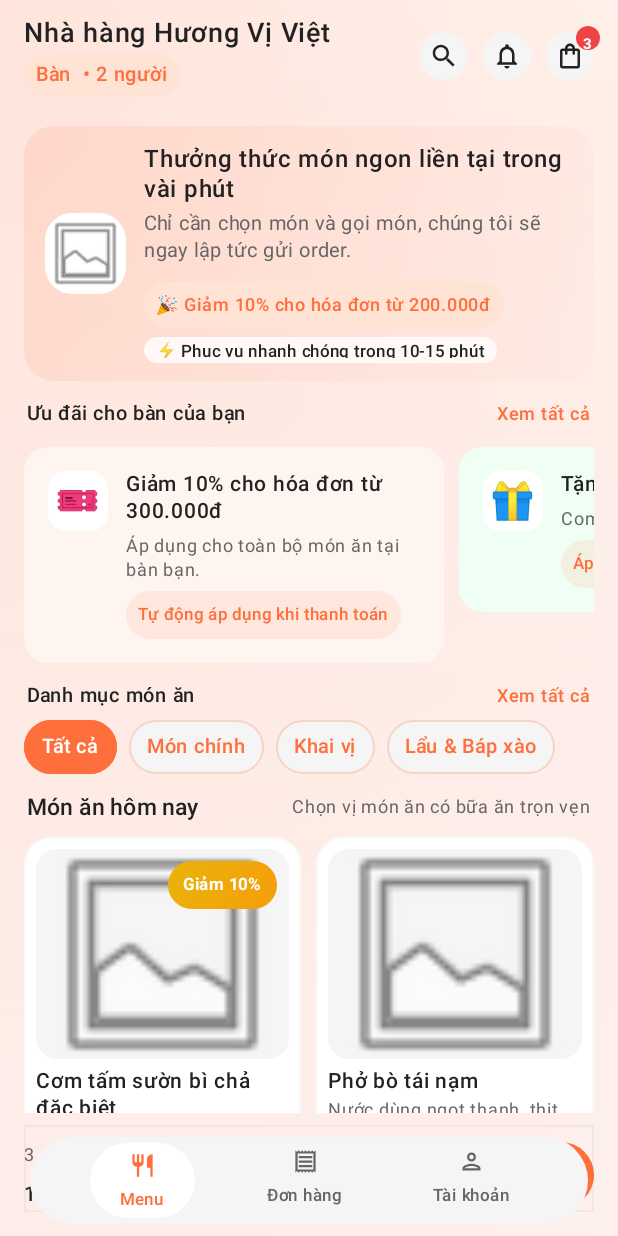
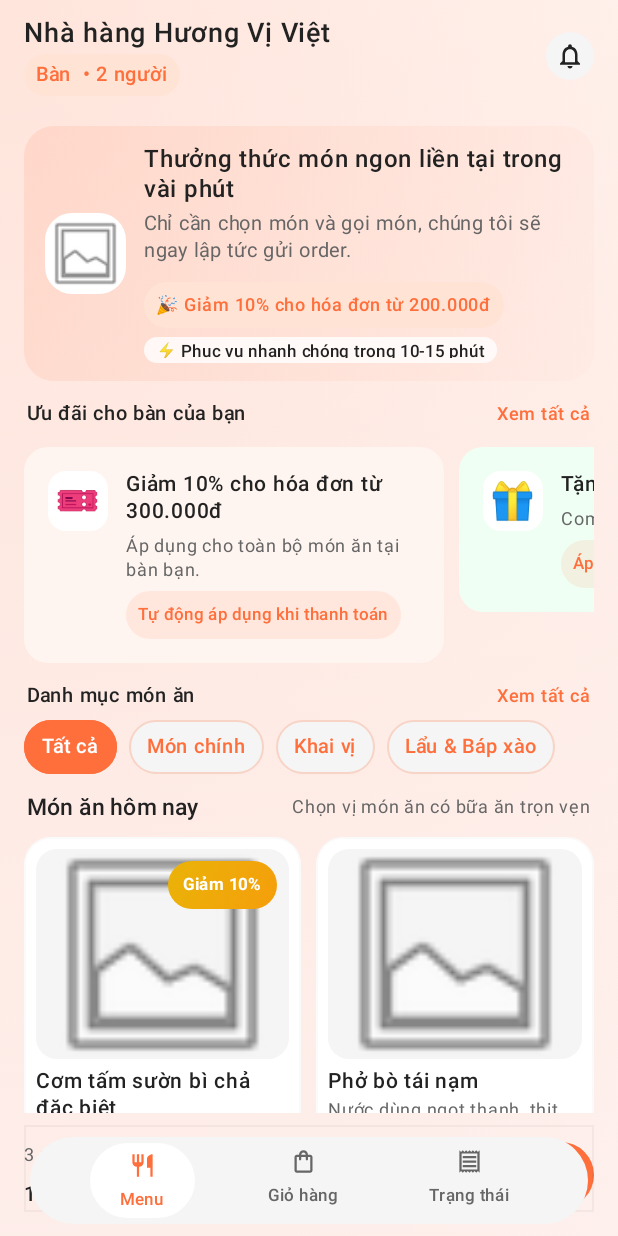
Before and after one commit to vuong20031591-hub/QRDatMon, an Android app built with Jetpack Compose: the composable MenuScreen called with empty values, on a phone screen of 412 x 824 dp. Run offline under Robolectric (Android 15) with nearby library versions, the phone set to English and light mode, and no system bars.

Commit message:
[Update] Improve menu screen UI - remove header icons and update bottom nav labels

```diff
--- a/mobile/app-customer/src/main/java/com/qrdatmon/customer/ui/menu/MenuScreen.kt
+++ b/mobile/app-customer/src/main/java/com/qrdatmon/customer/ui/menu/MenuScreen.kt
@@ -245,25 +245,6 @@ private fun MenuHeader(
             }
         }
 
-        Row(
-            horizontalArrangement = Arrangement.spacedBy(10.dp)
-        ) {
-            // Search Icon
-            Box(
-                modifier = Modifier
-                    .size(32.dp)
-                    .background(Color(0xFFF5F5F5), CircleShape)
-                    .clickable { /* TODO */ },
-                contentAlignment = Alignment.Center
-            ) {
-                Icon(
-                    imageVector = Icons.Outlined.Search,
-                    contentDescription = "Search",
-                    tint = Color(0xFF222222),
-                    modifier = Modifier.size(20.dp)
-                )
-            }
-
         // Notification Icon
         Box(
             modifier = Modifier
@@ -278,40 +259,6 @@ private fun MenuHeader(
                 tint = Color(0xFF222222),
                 modifier = Modifier.size(20.dp)
             )
-            }
-
-            // Shopping Bag Icon with Badge
-            Box(
-                modifier = Modifier
-                    .size(32.dp)
-                    .background(Color(0xFFF5F5F5), CircleShape)
-                    .clickable { onCartClick() },
-                contentAlignment = Alignment.Center
-            ) {
-                Icon(
-                    imageVector = Icons.Outlined.ShoppingBag,
-                    contentDescription = "Cart",
-                    tint = Color(0xFF222222),
-                    modifier = Modifier.size(20.dp)
-                )
-                if (cartItemCount > 0) {
-                    Box(
-                        modifier = Modifier
-                            .size(16.dp)
-                            .align(Alignment.TopEnd)
-                            .offset(x = 4.dp, y = (-4).dp)
-                            .background(Color(0xFFEF4444), CircleShape),
-                        contentAlignment = Alignment.Center
-                    ) {
-                        Text(
-                            text = cartItemCount.toString(),
-                            fontSize = 10.sp,
-                            fontWeight = FontWeight.Bold,
-                            color = Color.White
-                        )
-                    }
-                }
-            }
         }
     }
 }
@@ -901,7 +848,27 @@ private fun BottomNavigation(modifier: Modifier = Modifier) {
             )
         }
 
-        // Order Tab
+        // Cart Tab
+        Column(
+            modifier = Modifier.padding(horizontal = 12.dp),
+            horizontalAlignment = Alignment.CenterHorizontally,
+            verticalArrangement = Arrangement.spacedBy(2.dp)
+        ) {
+            Icon(
+                imageVector = Icons.Outlined.ShoppingBag,
+                contentDescription = "Giỏ hàng",
+                tint = Color(0xFF666666),
+                modifier = Modifier.size(18.dp)
+            )
+            Text(
+                text = "Giỏ hàng",
+                fontSize = 11.sp,
+                fontWeight = FontWeight.Medium,
+                color = Color(0xFF666666)
+            )
+        }
+
+        // Order Status Tab
         Column(
             modifier = Modifier.padding(horizontal = 12.dp),
             horizontalAlignment = Alignment.CenterHorizontally,
@@ -909,32 +876,12 @@ private fun BottomNavigation(modifier: Modifier = Modifier) {
         ) {
             Icon(
                 imageVector = Icons.Outlined.Receipt,
-                contentDescription = "Đơn hàng",
+                contentDescription = "Trạng thái",
                 tint = Color(0xFF666666),
                 modifier = Modifier.size(18.dp)
             )
             Text(
-                text = "Đơn hàng",
-                fontSize = 11.sp,
-                fontWeight = FontWeight.Medium,
-                color = Color(0xFF666666)
-            )
-        }
-
-        // Account Tab
-        Column(
-            modifier = Modifier.padding(horizontal = 12.dp),
-            horizontalAlignment = Alignment.CenterHorizontally,
-            verticalArrangement = Arrangement.spacedBy(2.dp)
-        ) {
-            Icon(
-                imageVector = Icons.Outlined.Person,
-                contentDescription = "Tài khoản",
-                tint = Color(0xFF666666),
-                modifier = Modifier.size(18.dp)
-            )
-            Text(
-                text = "Tài khoản",
+                text = "Trạng thái",
                 fontSize = 11.sp,
                 fontWeight = FontWeight.Medium,
                 color = Color(0xFF666666)
```
Lines whose indentation alone changed are shown as unchanged.
